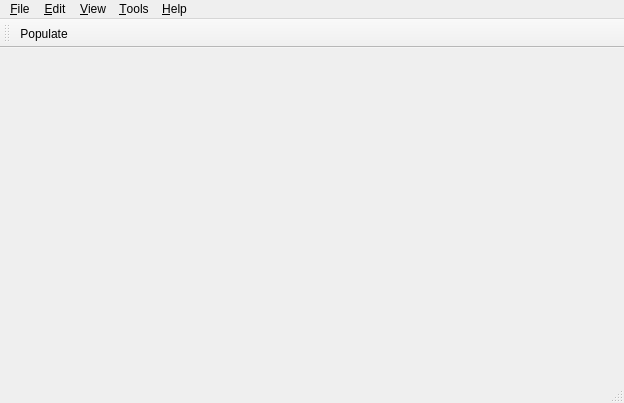
Before: the Qt Designer form AlShifts/mainwindow.ui in nzarko/qalshifts, drawn with Qt 5.
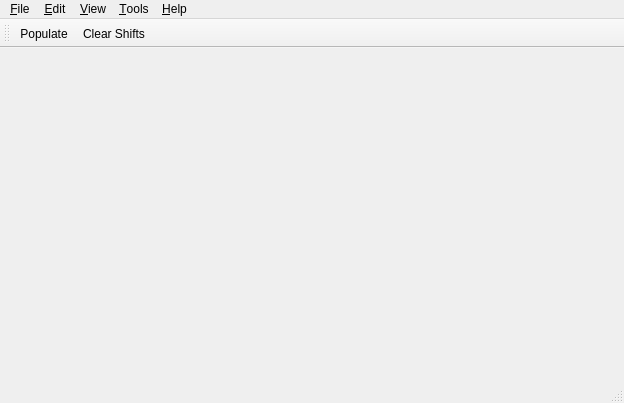
After: the same form once the commit is applied. Icons and pictures are not drawn.

Commit message: Shifts populated

Patch:
```diff
--- a/AlShifts/mainwindow.ui
+++ b/AlShifts/mainwindow.ui
@@ -62,6 +62,7 @@
     <bool>false</bool>
    </attribute>
    <addaction name="action_Populate"/>
+   <addaction name="actionClear_Shifts"/>
   </widget>
   <widget class="QStatusBar" name="statusBar"/>
   <action name="action_Populate">
@@ -76,6 +77,15 @@
     <string>Fill's table with initial values</string>
    </property>
   </action>
+  <action name="actionClear_Shifts">
+   <property name="icon">
+    <iconset resource="resources.qrc">
+     <normaloff>:/icons/edit_clear</normaloff>:/icons/edit_clear</iconset>
+   </property>
+   <property name="text">
+    <string>Clear Shifts</string>
+   </property>
+  </action>
  </widget>
  <layoutdefault spacing="6" margin="11"/>
  <resources>
```
The commit also changes 7 other files.
